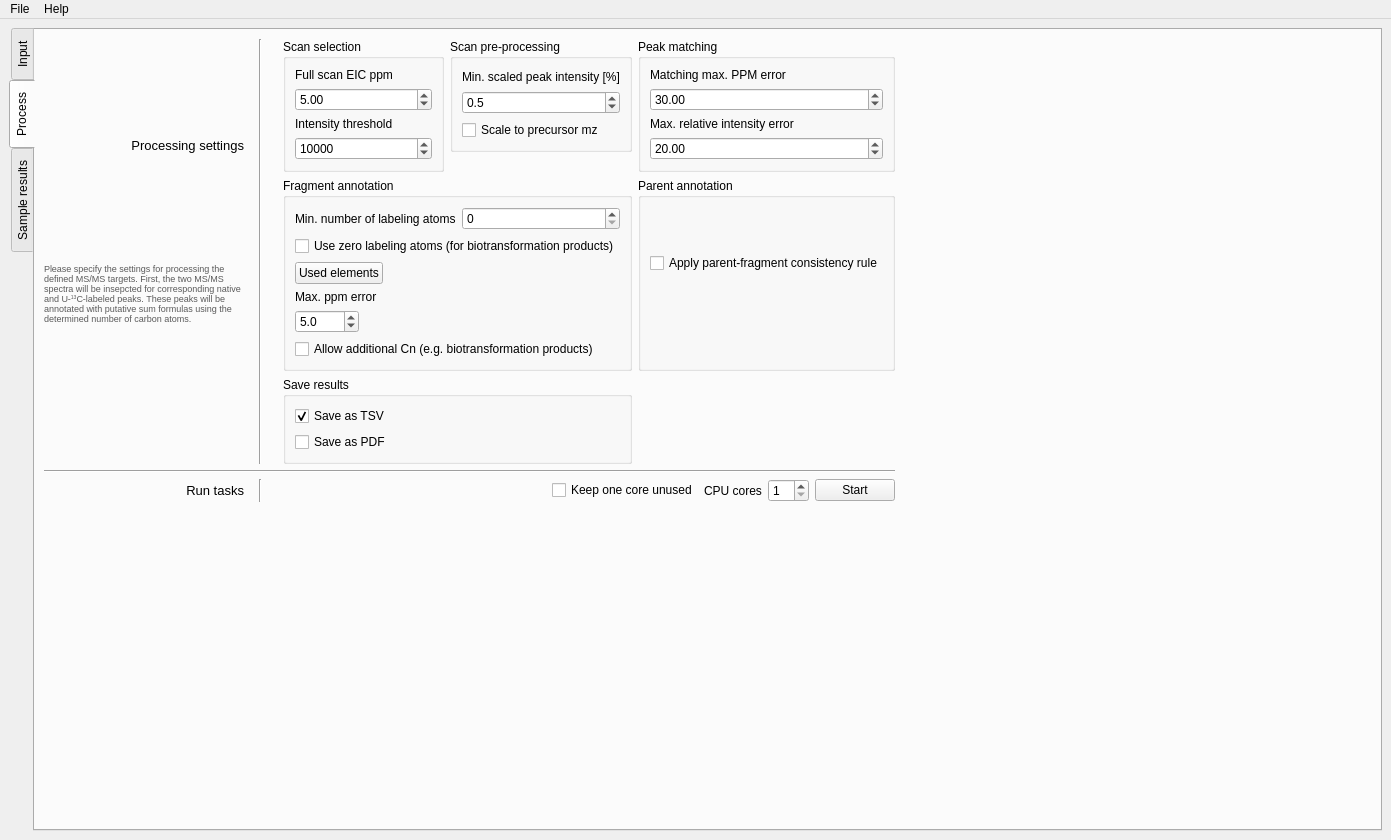
Old version of the form mePyGuis/guis/FE_mainWindow.ui in the repository chrboku/MetExtract-II.
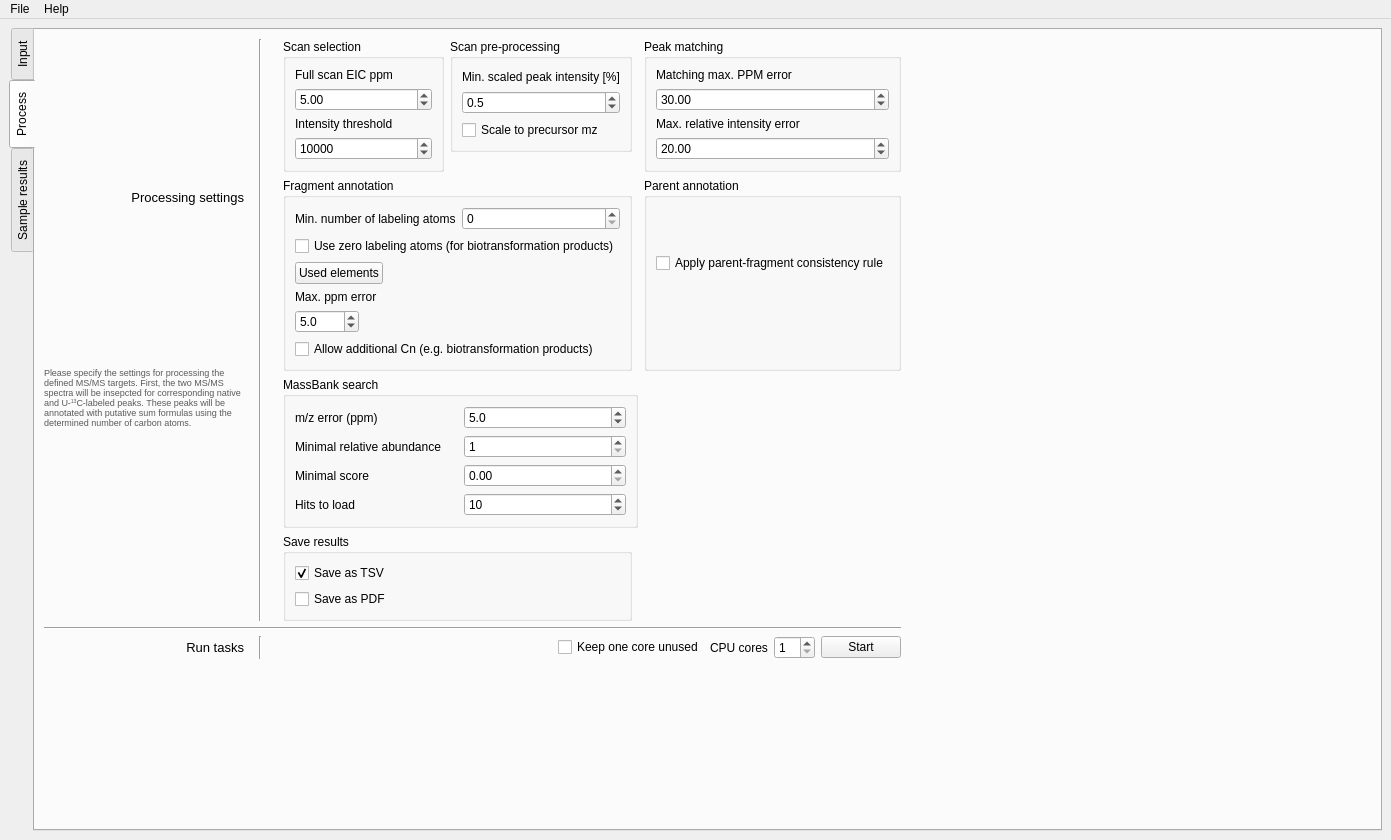
New version of the form.

Commit message: added massbank search for FragExtract

```diff
--- a/mePyGuis/guis/FE_mainWindow.ui
+++ b/mePyGuis/guis/FE_mainWindow.ui
@@ -760,7 +760,7 @@
               </layout>
              </widget>
             </item>
-            <item row="2" column="0" colspan="2">
+            <item row="3" column="0" colspan="2">
              <widget class="QGroupBox" name="groupBox_6">
               <property name="title">
                <string>Save results</string>
@@ -786,6 +786,86 @@
               </layout>
              </widget>
             </item>
+            <item row="2" column="0" colspan="3">
+             <widget class="QGroupBox" name="groupBox_7">
+              <property name="title">
+               <string>MassBank search</string>
+              </property>
+              <layout class="QGridLayout" name="gridLayout_19">
+               <item row="0" column="1">
+                <widget class="QDoubleSpinBox" name="doubleSpinBox_massBankPPMError">
+                 <property name="decimals">
+                  <number>1</number>
+                 </property>
+                 <property name="minimum">
+                  <double>1.000000000000000</double>
+                 </property>
+                 <property name="value">
+                  <double>5.000000000000000</double>
+                 </property>
+                </widget>
+               </item>
+               <item row="1" column="1">
+                <widget class="QDoubleSpinBox" name="doubleSpinBox_massBankMinRelAbundance">
+                 <property name="decimals">
+                  <number>0</number>
+                 </property>
+                 <property name="minimum">
+                  <double>1.000000000000000</double>
+                 </property>
+                </widget>
+               </item>
+               <item row="0" column="0">
+                <widget class="QLabel" name="label_16">
+                 <property name="text">
+                  <string>m/z error (ppm)</string>
+                 </property>
+                </widget>
+               </item>
+               <item row="1" column="0">
+                <widget class="QLabel" name="label_17">
+                 <property name="text">
+                  <string>Minimal relative abundance</string>
+                 </property>
+                </widget>
+               </item>
+               <item row="3" column="0">
+                <widget class="QLabel" name="label_18">
+                 <property name="text">
+                  <string>Hits to load</string>
+                 </property>
+                </widget>
+               </item>
+               <item row="3" column="1">
+                <widget class="QSpinBox" name="spinBox_massBankHitsToLoad">
+                 <property name="maximum">
+                  <number>999</number>
+                 </property>
+                 <property name="value">
+                  <number>10</number>
+                 </property>
+                </widget>
+               </item>
+               <item row="2" column="0">
+                <widget class="QLabel" name="label_19">
+                 <property name="text">
+                  <string>Minimal score</string>
+                 </property>
+                </widget>
+               </item>
+               <item row="2" column="1">
+                <widget class="QDoubleSpinBox" name="doubleSpinBox_massBankMinimalScore">
+                 <property name="maximum">
+                  <double>1.000000000000000</double>
+                 </property>
+                 <property name="singleStep">
+                  <double>0.010000000000000</double>
+                 </property>
+                </widget>
+               </item>
+              </layout>
+             </widget>
+            </item>
            </layout>
           </item>
           <item row="2" column="2">
```
Left out of the diff: 2 changed lines with no effect on the pictures. The commit also changes 6 other files.
